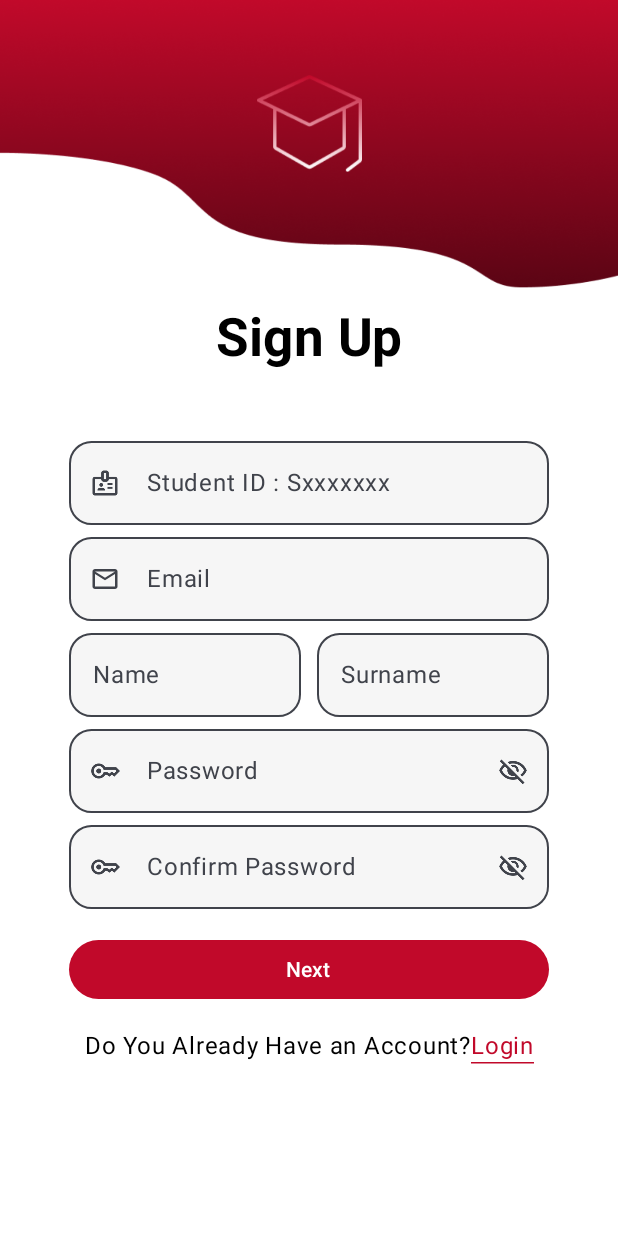
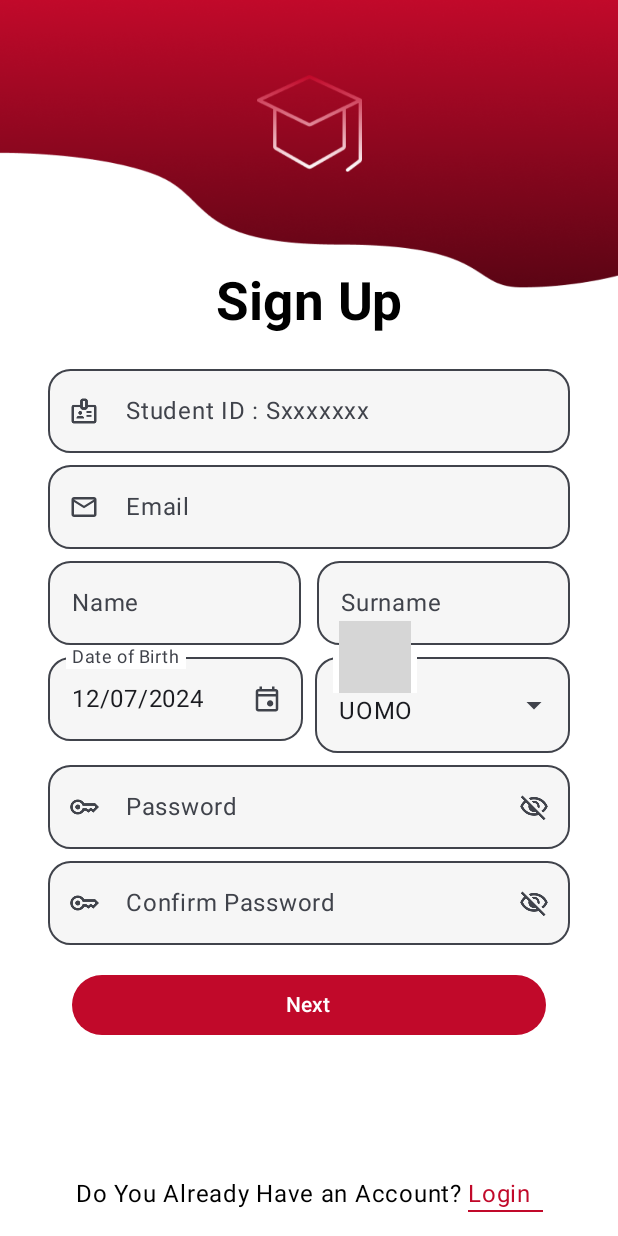
Before and after one commit to kalifeli/TeamSync, an Android app built with Jetpack Compose: the screen it shows after launch (MainActivity), after a tap on "Sign Up", on a phone screen of 412 x 824 dp. Run offline under Robolectric (Android 15) with nearby library versions, the phone set to English and light mode, and no system bars; our stand-ins replace Firebase (no records; nobody signed in at launch, a user with empty details on screens opened directly); 3 statements that could not run were skipped; grey boxes are pictures that could not be loaded.

Commit message:
Aggiunti i campi Data di nascita con la selezione della data con calendario e DropDownMenu per selezione del sesso dell'utente. Modificato di conseguenaza la UI per renderela più possibile adattabile.

```diff
--- a/app/src/main/java/com/example/teamsync/screen/Registrazione.kt
+++ b/app/src/main/java/com/example/teamsync/screen/Registrazione.kt
@@ -2,6 +2,7 @@ package com.example.teamsync.screen
 
 import android.widget.Toast
 import androidx.compose.foundation.Image
+import androidx.compose.foundation.background
 import androidx.compose.foundation.clickable
 import androidx.compose.foundation.layout.Arrangement
 import androidx.compose.foundation.layout.Box
@@ -17,8 +18,13 @@ import androidx.compose.foundation.layout.size
 import androidx.compose.foundation.layout.width
 import androidx.compose.foundation.shape.RoundedCornerShape
 import androidx.compose.foundation.text.KeyboardOptions
+import androidx.compose.material.Divider
+import androidx.compose.material.icons.Icons
+import androidx.compose.material.icons.filled.ArrowDropDown
 import androidx.compose.material3.Button
 import androidx.compose.material3.ButtonDefaults
+import androidx.compose.material3.DropdownMenu
+import androidx.compose.material3.DropdownMenuItem
 import androidx.compose.material3.HorizontalDivider
 import androidx.compose.material3.Icon
 import androidx.compose.material3.IconButton
@@ -56,12 +62,16 @@ import com.example.teamsync.R.drawable.logo_white
 import com.example.teamsync.R.drawable.registrazione
 import com.example.teamsync.caratteristiche.login.data.model.SessoUtente
 import com.example.teamsync.caratteristiche.login.data.viewModel.ViewModelUtente
+import com.example.teamsync.data.models.Priorità
 import com.example.teamsync.navigation.Schermate
 import com.example.teamsync.ui.theme.Grey20
 import com.example.teamsync.ui.theme.Red70
 import com.example.teamsync.ui.theme.White
 import com.example.teamsync.util.ThemePreferences
+import java.text.SimpleDateFormat
+import java.util.Calendar
 import java.util.Date
+import java.util.Locale
 
 @Composable
 fun Registrazione(navController: NavHostController, viewModelUtente: ViewModelUtente) {
@@ -87,7 +97,7 @@ fun Registrazione(navController: NavHostController, viewModelUtente: ViewModelUt
     var confermaPassword by remember {
         mutableStateOf("")
     }
-    var dataNascita by remember {
+    var dataDiNascita by remember {
         mutableStateOf(Date())
     }
     var sesso by remember {
@@ -103,7 +113,20 @@ fun Registrazione(navController: NavHostController, viewModelUtente: ViewModelUt
     val registrazioneRiuscita = viewModelUtente.registrazioneRiuscita.value
     val context = LocalContext.current
 
-
+    val calendar = Calendar.getInstance()
+    val datePickerDialog = android.app.DatePickerDialog(
+        context,
+        { _, year, month, dayOfMonth ->
+            calendar.set(year, month, dayOfMonth)
+            dataDiNascita = calendar.time
+        },
+        calendar.get(Calendar.YEAR),
+        calendar.get(Calendar.MONTH),
+        calendar.get(Calendar.DAY_OF_MONTH)
+    )
+    val sdf = SimpleDateFormat("dd/MM/yyyy", Locale.getDefault())
+    val dataNascitaSdf = sdf.format(dataDiNascita)
+    var expanded by remember { mutableStateOf(false) }
 
     Box(
         modifier = Modifier.fillMaxSize(),
@@ -130,9 +153,8 @@ fun Registrazione(navController: NavHostController, viewModelUtente: ViewModelUt
             modifier = Modifier
                 .fillMaxWidth()
                 .padding(horizontal = 16.dp),
-            verticalArrangement = Arrangement.Center,
+            verticalArrangement = Arrangement.SpaceBetween,
             horizontalAlignment = Alignment.CenterHorizontally
-
         ) {
             Row(
                 modifier = Modifier
@@ -147,8 +169,6 @@ fun Registrazione(navController: NavHostController, viewModelUtente: ViewModelUt
                     contentDescription = "Icona Applicazione",
                     modifier = Modifier
                         .size(70.dp)
-
-
                 )
                 else
                     Image(
@@ -156,25 +176,14 @@ fun Registrazione(navController: NavHostController, viewModelUtente: ViewModelUt
                         contentDescription = "Icona Applicazione",
                         modifier = Modifier
                             .size(70.dp)
-
                     )
-
             }
 
+            Text(text = stringResource(id = R.string.iscriviti), fontSize = 35.sp, fontWeight = FontWeight.Bold, color = if (isDarkTheme) Color.White else  Color.Black, modifier = Modifier.padding(16.dp))
 
-            Spacer(modifier = Modifier.height(40.dp))
-            Text(text = stringResource(id = R.string.iscriviti), fontSize = 35.sp, fontWeight = FontWeight.Bold, color = if (isDarkTheme) Color.White else  Color.Black)
-            Spacer(modifier = Modifier.height(40.dp))
-
-            Row(
-                modifier = Modifier
-                    .fillMaxWidth(),
-                verticalAlignment = Alignment.CenterVertically,
-                horizontalArrangement = Arrangement.Center
-            ) {
             Column(
                 modifier = Modifier
-                        .padding(horizontal = 30.dp)
+                   .padding(horizontal = 16.dp)
             ) {
                 OutlinedTextField(
                     colors = TextFieldDefaults.colors(
@@ -217,8 +226,6 @@ fun Registrazione(navController: NavHostController, viewModelUtente: ViewModelUt
                     minLines = 1,
                     maxLines = 1
                 )
-
-
                 Row(
                     modifier = Modifier
                         .fillMaxWidth(),
@@ -256,6 +263,73 @@ fun Registrazione(navController: NavHostController, viewModelUtente: ViewModelUt
                         minLines = 1,
                         maxLines = 1
                     )
+                }
+
+                Row(
+                    modifier = Modifier.fillMaxWidth(),
+                    horizontalArrangement = Arrangement.spacedBy(8.dp)
+                ) {
+                    OutlinedTextField(
+                        colors = TextFieldDefaults.colors(
+                            unfocusedContainerColor = Grey20,
+                            focusedContainerColor = White
+                        ),
+                        value = dataNascitaSdf,
+                        onValueChange = {},
+                        modifier = Modifier.weight(1f),
+                        readOnly = true,
+                        shape = RoundedCornerShape(15.dp),
+                        label = { Text(stringResource(id = R.string.dataDiNascita)) },
+                        trailingIcon = {
+                            IconButton(
+                                onClick = {datePickerDialog.show()},
+                            ) {
+                                Icon(
+                                    painter = painterResource(id = R.drawable.ic_calendario_evento),
+                                    contentDescription = "scegli data di scadenza progetto",
+                                    modifier = Modifier.size(20.dp)
+                                )
+                            }
+                        },
+                    )
+                    Box(modifier = Modifier.weight(1f)){
+                        OutlinedTextField(
+                            colors = TextFieldDefaults.colors(
+                                unfocusedContainerColor = Grey20,
+                                focusedContainerColor = White
+                            ),
+                            modifier = Modifier.fillMaxWidth(),
+                            value = sesso.name,
+                            onValueChange = {},
+                            label = { Text(text = stringResource(id = R.string.sesso)) },
+                            readOnly = true,
+                            shape = RoundedCornerShape(15.dp),
+                            trailingIcon = {
+                                Icon(
+                                    Icons.Default.ArrowDropDown,
+                                    contentDescription = "Dropdown",
+                                    modifier = Modifier.clickable { expanded = true })
+                            },
+                            minLines = 1,
+                            maxLines = 1,
+                        )
+                        DropdownMenu(
+                            expanded = expanded,
+                            onDismissRequest = { expanded = false },
+                            modifier = Modifier.background(Grey20)
+                        ) {
+                            SessoUtente.entries.forEach { s ->
+                                DropdownMenuItem(
+                                    text = { Text(s.name) },
+                                    onClick = {
+                                        sesso = s
+                                        expanded = false
+                                    },
+                                    modifier = Modifier.background(Grey20)
+                                )
+                            }
+                        }
+                    }
                 }
 
                 OutlinedTextField(
@@ -346,75 +420,61 @@ fun Registrazione(navController: NavHostController, viewModelUtente: ViewModelUt
                     maxLines = 1
                 )
 
-                    Spacer(modifier = Modifier.height(20.dp))
                 Button(
                     onClick = {
-                            viewModelUtente.signUp(matricola,nome, cognome,email,dataNascita,sesso,password,confermaPassword)
+                        viewModelUtente.signUp(matricola,nome, cognome,email,dataDiNascita,sesso,password,confermaPassword)
                     },
                     modifier = Modifier
                         .fillMaxWidth()
-                            .fillMaxHeight(0.20f),
+                        .padding(16.dp)
+                        .align(Alignment.CenterHorizontally),
                     colors = if(isDarkTheme) ButtonDefaults.buttonColors(
                         containerColor = Color.White, // Cambia il colore di sfondo del pulsante
                         contentColor = Color.DarkGray // Cambia il colore del testo all'interno del pulsante
                     ) else ButtonDefaults.buttonColors(Red70)
                 ) {  Text(text = stringResource(id = R.string.next)) }
-
-
             }
 
-            }
-
-            Row(
-                modifier = Modifier
-                    .fillMaxWidth(),
-                verticalAlignment = Alignment.CenterVertically,
-                horizontalArrangement = Arrangement.Center
+            Box(
+                modifier = Modifier.fillMaxSize(),
+                contentAlignment = Alignment.BottomCenter
             ) {
-
                 Column(
+                    modifier = Modifier.padding(16.dp),
                     verticalArrangement = Arrangement.Center,
-                    horizontalAlignment = Alignment.CenterHorizontally,
-                    modifier = Modifier.padding(horizontal = 40.dp),
+                    horizontalAlignment = Alignment.CenterHorizontally
                 ) {
-                    Spacer(modifier = Modifier.height(20.dp))
-
                     Row(
                         modifier = Modifier.fillMaxWidth(),
                         verticalAlignment = Alignment.CenterVertically,
                         horizontalArrangement = Arrangement.Center
                     ) {
-                        Box(
-                            modifier = Modifier
-                        ) {
                         Text(
                             text = stringResource(id = R.string.accountgia),
                             textAlign = TextAlign.Center,
-                                color = if(isDarkTheme) White else Color.Black
+                            color = if (isDarkTheme) White else Color.Black
                         )
-                        }
+                        Spacer(modifier = Modifier.width(4.dp))
                         Box(
-                            modifier = Modifier
-                                .clickable { navController.navigate(Schermate.Login.route) }
+                            modifier = Modifier.clickable { navController.navigate(Schermate.Login.route) }
                         ) {
                             Text(
                                 text = "Login",
                                 textAlign = TextAlign.Center,
-                                color = if(isDarkTheme) White else Red70
+                                color = if (isDarkTheme) White else Red70
                             )
-                            HorizontalDivider(
+                            Divider(
                                 modifier = Modifier
                                     .align(Alignment.BottomCenter)
                                     .width(50.dp)
-                                    .height(1.dp), // Adjust thickness as needed
-                                color = if(isDarkTheme) White else Red70
+                                    .height(1.dp),
+                                color = if (isDarkTheme) White else Red70
                             )
                         }
                     }
                 }
             }
         }
-
     }
     LaunchedEffect(erroreRegistrazione) {
         if(erroreRegistrazione != null ){
```
Lines whose indentation alone changed are shown as unchanged.
